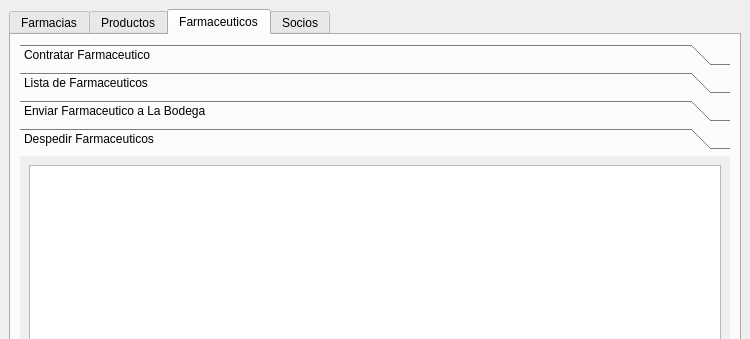
Qt form ui/Farmacia.ui (mendoza/improved-spork) before a commit; both pictures show x 0 to 750 and y 0 to 339 of the 750 by 527 pixel window.
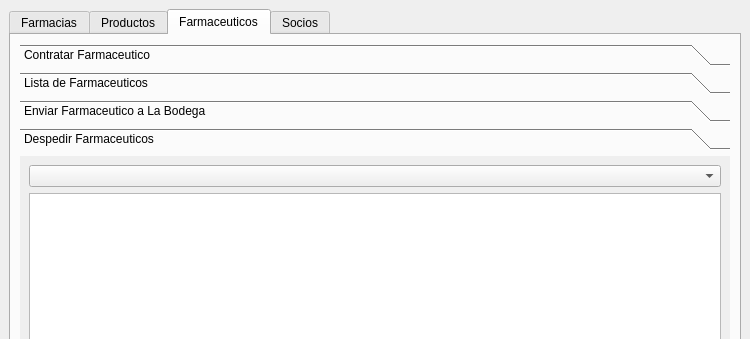
The same form after that commit. The open tabs and pages were chosen to show the change. Icons and pictures are not drawn.

Commit message:
Le voy a DAR PUSH
LE DI PUSH

What changed in the file:
```diff
--- a/ui/Farmacia.ui
+++ b/ui/Farmacia.ui
@@ -469,6 +469,9 @@
            <layout class="QVBoxLayout" name="verticalLayout_20">
             <item>
              <layout class="QVBoxLayout" name="verticalLayout_18">
+              <item>
+               <widget class="QComboBox" name="despedirfarma_db"/>
+              </item>
               <item>
                <widget class="QListWidget" name="despidirfarm_list"/>
               </item>
```
Left out of the diff: 2 changed lines with no effect on the pictures.
